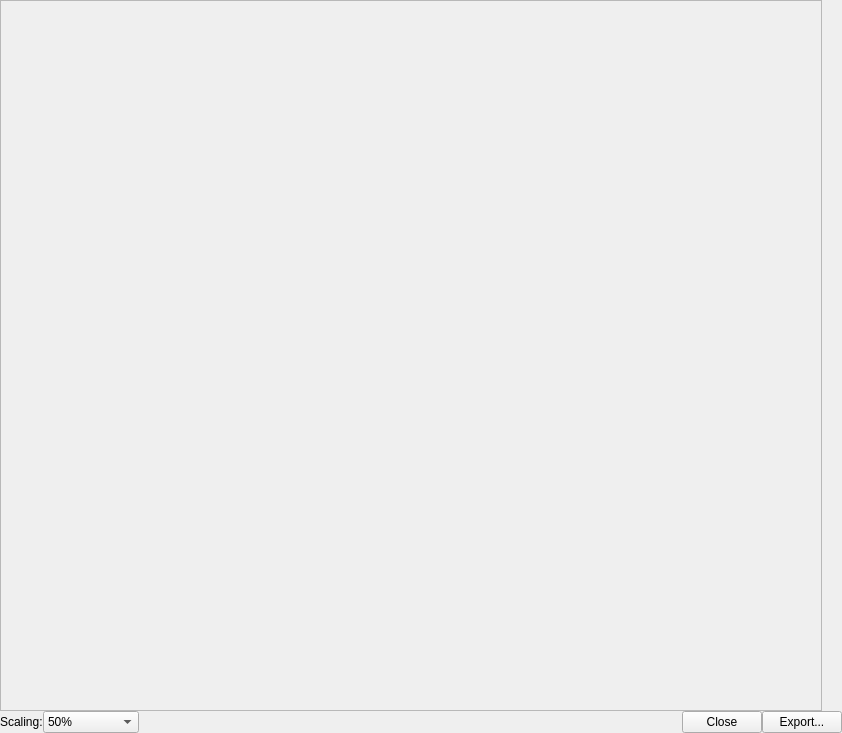
Qt form scribus/ui/outputpreviewbase.ui (scribusproject/scribus) before a commit.
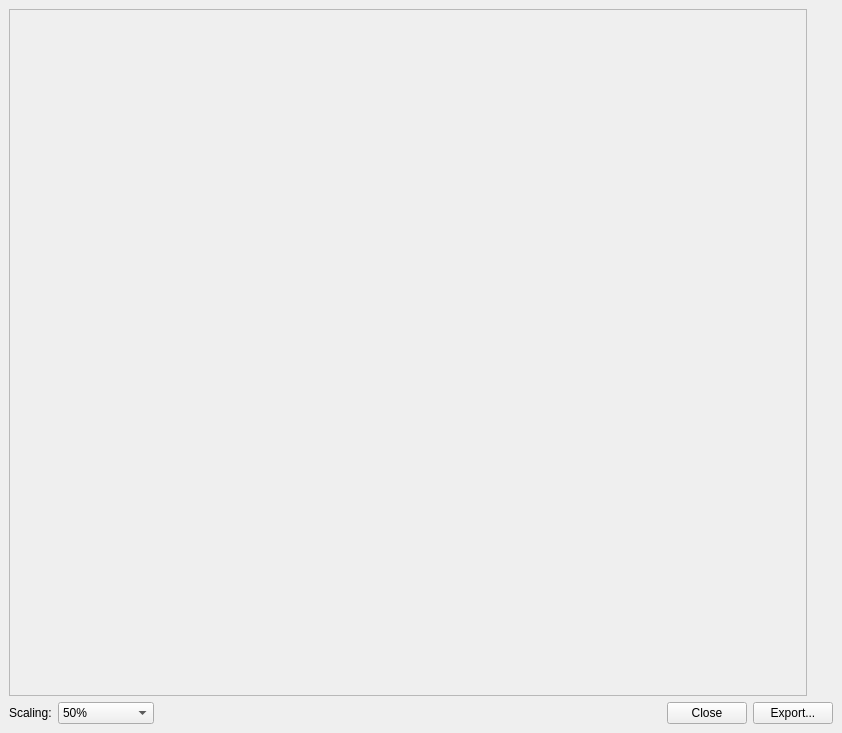
The same form after that commit. Custom widgets are drawn as their Qt base class.

Commit message: #16402: Update margins for Preflight Verifier, Colors and Fills and Print/Output preview dialogs <bubu>

Diff of the .ui file:
```diff
--- a/scribus/ui/outputpreviewbase.ui
+++ b/scribus/ui/outputpreviewbase.ui
@@ -14,20 +14,17 @@
    <string>Dialog</string>
   </property>
   <layout class="QVBoxLayout" name="verticalLayout">
-   <property name="spacing">
-    <number>0</number>
-   </property>
    <property name="leftMargin">
-    <number>0</number>
+    <number>9</number>
    </property>
    <property name="topMargin">
-    <number>0</number>
+    <number>9</number>
    </property>
    <property name="rightMargin">
-    <number>0</number>
+    <number>9</number>
    </property>
    <property name="bottomMargin">
-    <number>0</number>
+    <number>9</number>
    </property>
    <item>
     <layout class="QHBoxLayout" name="topHLayout">
@@ -84,9 +81,6 @@
        <property name="text">
         <string>Scaling:</string>
        </property>
-       <property name="margin">
-        <number>6</number>
-       </property>
       </widget>
      </item>
      <item>
```
The commit also changes 5 other files.
